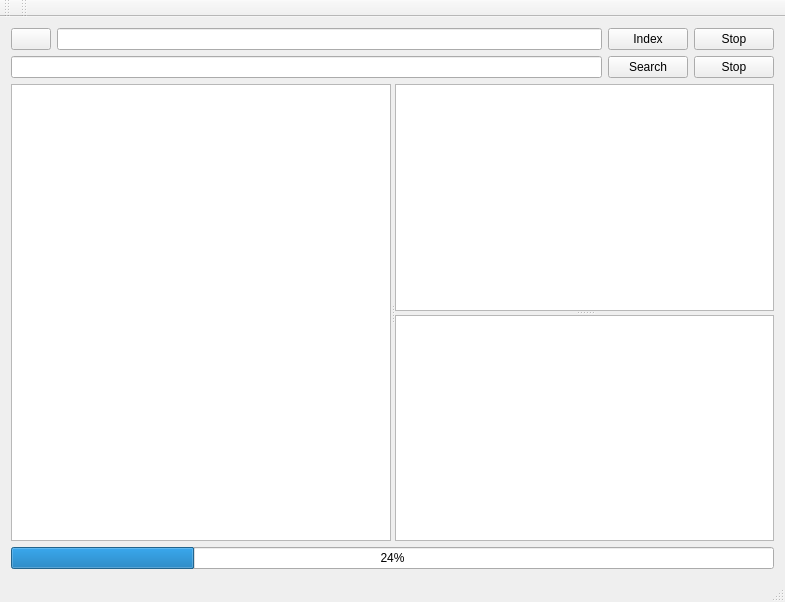
RSBat/copy_cleaner, file mainwindow.ui: the form before one commit.
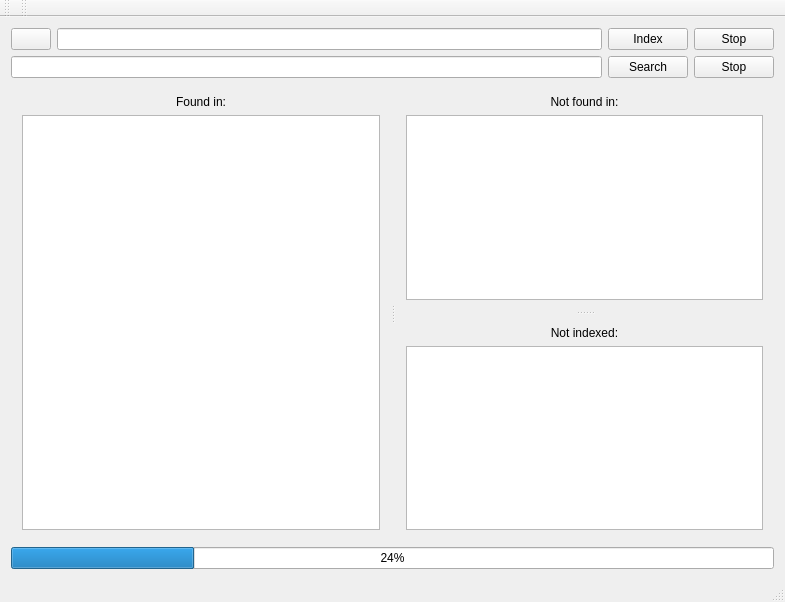
The form after the commit. Icons and pictures are not drawn.

Commit message: Display relative paths and add labels

What changed in the file:
```diff
--- a/mainwindow.ui
+++ b/mainwindow.ui
@@ -73,13 +73,61 @@
       <property name="orientation">
        <enum>Qt::Horizontal</enum>
       </property>
-      <widget class="QTreeView" name="view_found"/>
+      <widget class="QWidget" name="verticalLayoutWidget">
+       <layout class="QVBoxLayout" name="verticalLayout_2">
+        <item>
+         <widget class="QLabel" name="label_found">
+          <property name="text">
+           <string>Found in:</string>
+          </property>
+          <property name="alignment">
+           <set>Qt::AlignCenter</set>
+          </property>
+         </widget>
+        </item>
+        <item>
+         <widget class="QTreeView" name="view_found"/>
+        </item>
+       </layout>
+      </widget>
       <widget class="QSplitter" name="splitter">
        <property name="orientation">
         <enum>Qt::Vertical</enum>
        </property>
-       <widget class="QTreeView" name="view_not_found"/>
-       <widget class="QTreeView" name="view_not_indexed"/>
+       <widget class="QWidget" name="verticalLayoutWidget_3">
+        <layout class="QVBoxLayout" name="verticalLayout_4">
+         <item>
+          <widget class="QLabel" name="label_not_found">
+           <property name="text">
+            <string>Not found in:</string>
+           </property>
+           <property name="alignment">
+            <set>Qt::AlignCenter</set>
+           </property>
+          </widget>
+         </item>
+         <item>
+          <widget class="QTreeView" name="view_not_found"/>
+         </item>
+        </layout>
+       </widget>
+       <widget class="QWidget" name="verticalLayoutWidget_2">
+        <layout class="QVBoxLayout" name="verticalLayout_3">
+         <item>
+          <widget class="QLabel" name="label_not_indexed">
+           <property name="text">
+            <string>Not indexed:</string>
+           </property>
+           <property name="alignment">
+            <set>Qt::AlignCenter</set>
+           </property>
+          </widget>
+         </item>
+         <item>
+          <widget class="QTreeView" name="view_not_indexed"/>
+         </item>
+        </layout>
+       </widget>
       </widget>
      </widget>
     </item>
```
Left out of the diff: 2 changed lines with no effect on the pictures. The commit also changes 2 other files.
